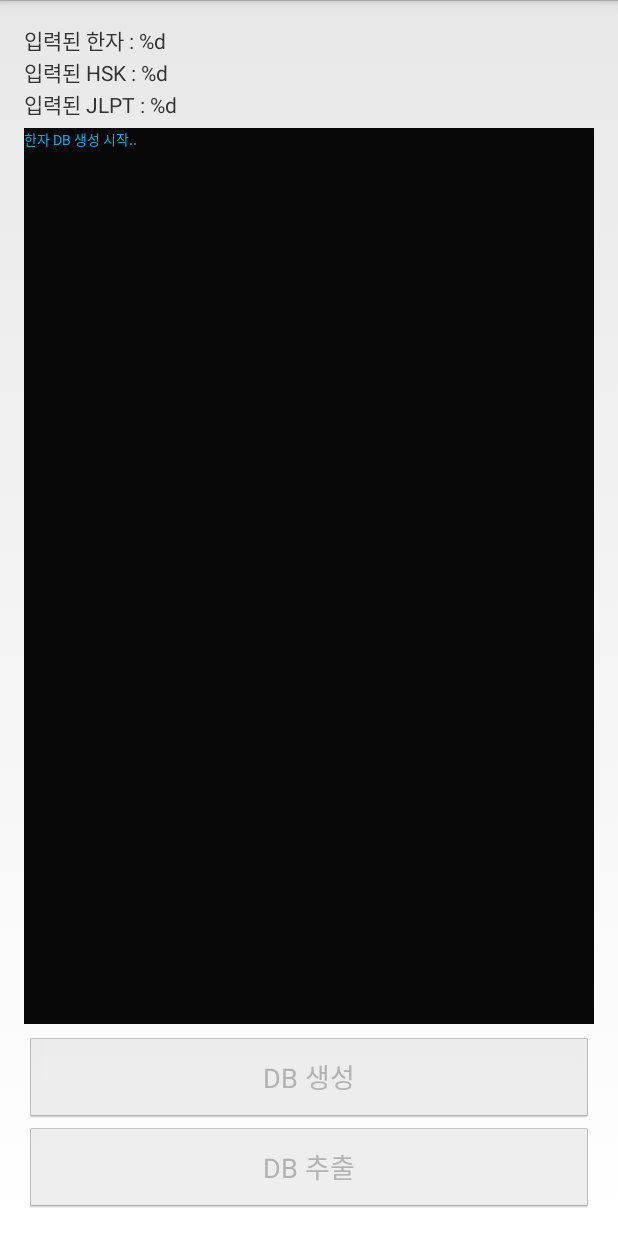
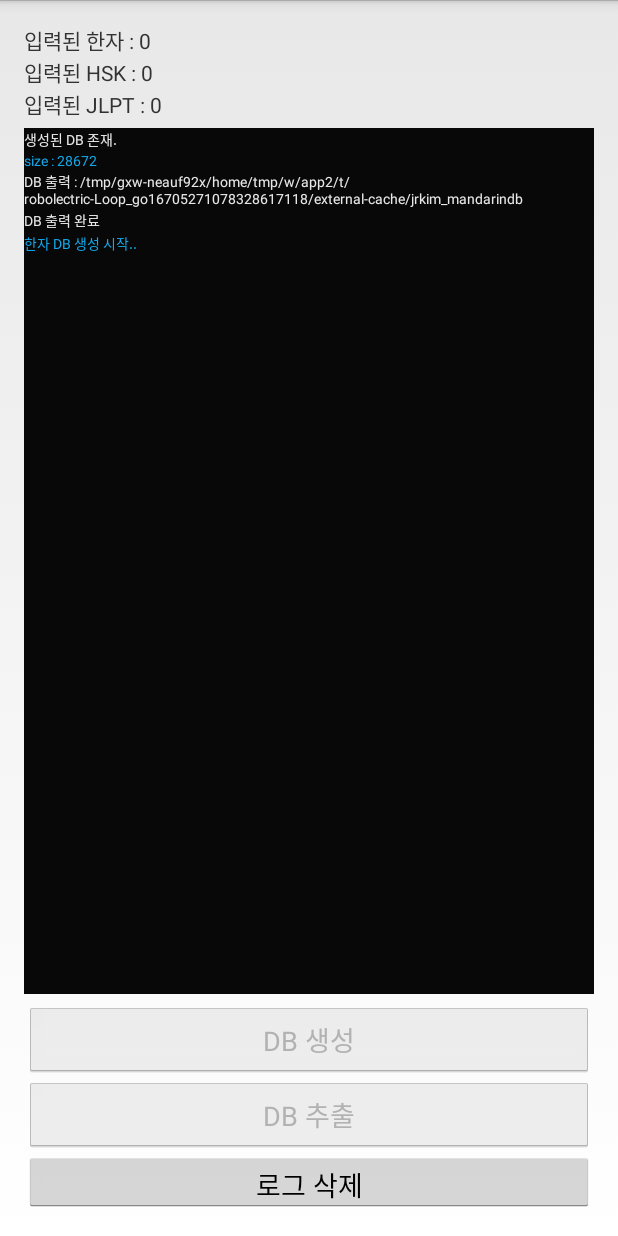
Before and after one commit to KimJinRyul/MandarinDB, an Android app: the screen it shows after launch (MainActivity), after a tap on "DB 생성", on a phone screen of 412 x 824 dp. Run offline under Robolectric (Android 15) with nearby library versions, the phone set to English and light mode, and no system bars; 2 other taps on this screen came first.

Commit message:
db 추출 및 로그 삭제 기능 추가
db 를 external storage로 추출 기능 및
화면상의 로그 삭제 기능 추

```diff
--- a/app/src/main/AndroidManifest.xml
+++ b/app/src/main/AndroidManifest.xml
@@ -1,6 +1,9 @@
 <?xml version="1.0" encoding="utf-8"?>
 <manifest xmlns:android="http://schemas.android.com/apk/res/android"
     package="jrkim.mandarindb" >
+
+    <uses-permission android:name="android.permission.READ_EXTERNAL_STORAGE" />
+    <uses-permission android:name="android.permission.WRITE_EXTERNAL_STORAGE" />
 
     <application
         android:allowBackup="true"
--- a/app/src/main/java/jrkim/mandarindb/DB/DBConsts.java
+++ b/app/src/main/java/jrkim/mandarindb/DB/DBConsts.java
@@ -66,6 +66,7 @@ public class DBConsts {
                     _TESTED + " text not null, " +
                     _ANSWERED + " text not null);";
 
+    /*
     // table for User Custom Hanja Dictionary
     public final static String _TABLE_USERMANDARIN = "_table_usermandarin";
     public final static String _CREATE_USERMANDARIN =
@@ -102,4 +103,5 @@ public class DBConsts {
                     _LEARNING + " integer not null, " +
                     _TESTED + " text not null, " +
                     _ANSWERED + " text not null);";
+    */
 }
--- a/app/src/main/java/jrkim/mandarindb/DB/DBManager.java
+++ b/app/src/main/java/jrkim/mandarindb/DB/DBManager.java
@@ -25,9 +25,7 @@ public class DBManager {
     public final static int TABLE_MANDARIN      = 1;
     public final static int TABLE_CHINESE       = 2;
     public final static int TABLE_JAPANESE      = 3;
-    public final static int TABLE_USERMANDARIN  = 4;
-    public final static int TABLE_USERCHINESE   = 5;
-    public final static int TABLE_USERJAPANESE  = 6;
+
 
     // 검색
     public final static int TYPE_GANJA          = 10;   // 간자체
@@ -48,9 +46,6 @@ public class DBManager {
             db.execSQL(DBConsts._CREATE_MANDARIN);
             db.execSQL(DBConsts._CREATE_CHINESE);
             db.execSQL(DBConsts._CREATE_JAPANESE);
-            db.execSQL(DBConsts._CREATE_USERMANDARIN);
-            db.execSQL(DBConsts._CREATE_USERCHINESE);
-            db.execSQL(DBConsts._CREATE_USERJAPANESE);
         }
 
         @Override
@@ -58,9 +53,6 @@ public class DBManager {
             db.execSQL("DROP TABLE IF EXIST " + DBConsts._TABLE_MANDARIN);
             db.execSQL("DROP TABLE IF EXIST " + DBConsts._CREATE_CHINESE);
             db.execSQL("DROP TABLE IF EXIST " + DBConsts._CREATE_JAPANESE);
-            db.execSQL("DROP TABLE IF EXIST " + DBConsts._CREATE_USERMANDARIN);
-            db.execSQL("DROP TABLE IF EXIST " + DBConsts._CREATE_USERCHINESE);
-            db.execSQL("DROP TABLE IF EXIST " + DBConsts._CREATE_USERJAPANESE);
             onCreate(db);
         }
     }
@@ -96,9 +88,6 @@ public class DBManager {
             case TABLE_MANDARIN:        strTableName = DBConsts._TABLE_MANDARIN;        break;
             case TABLE_CHINESE:         strTableName = DBConsts._TABLE_CHINESE;         break;
             case TABLE_JAPANESE:        strTableName = DBConsts._TABLE_JAPANESE;        break;
-            case TABLE_USERMANDARIN:    strTableName = DBConsts._TABLE_USERMANDARIN;    break;
-            case TABLE_USERCHINESE:     strTableName = DBConsts._TABLE_USERCHINESE;     break;
-            case TABLE_USERJAPANESE:    strTableName = DBConsts._TABLE_JAPANESE;        break;
         }
         return strTableName;
     }
--- a/app/src/main/java/jrkim/mandarindb/MainActivity.java
+++ b/app/src/main/java/jrkim/mandarindb/MainActivity.java
@@ -2,14 +2,17 @@ package jrkim.mandarindb;
 
 import android.app.Activity;
 import android.os.Bundle;
+import android.os.Environment;
 import android.os.Handler;
 import android.os.Message;
 import android.view.View;
 import android.widget.ListView;
-import android.widget.Toast;
+import android.widget.TextView;
 
 import java.io.BufferedReader;
 import java.io.File;
+import java.io.FileInputStream;
+import java.io.FileOutputStream;
 import java.io.InputStreamReader;
 import java.lang.ref.WeakReference;
 import java.util.ArrayList;
@@ -51,6 +54,7 @@ public class MainActivity extends Activity implements View.OnClickListener{
             case MESSAGE_COMPLETE:
             findViewById(R.id.btnMakeDB).setEnabled(true);
             findViewById(R.id.btnGetDB).setEnabled(true);
+            updateText();
             break;
             case MESSAGE_LOG:
                 mLogs.add(new LogInfo((String) msg.obj, msg.arg1));
@@ -69,21 +73,71 @@ public class MainActivity extends Activity implements View.OnClickListener{
 
         findViewById(R.id.btnMakeDB).setOnClickListener(this);
         findViewById(R.id.btnGetDB).setOnClickListener(this);
+        findViewById(R.id.btnDeleteLog).setOnClickListener(this);
 
         mListView = (ListView)findViewById(R.id.lvLogs);
         mAdapter = new LogAdapter(getApplicationContext(), mLogs);
         mListView.setAdapter(mAdapter);
+
+        updateText();
+    }
+
+    private void updateText() {
+        DBManager db = DBManager.getInstance(this);
+        db.open();
+
+        int mandarinCnt = db.getAll(DBManager.TABLE_MANDARIN).getCount();
+        int chineseCnt = db.getAll(DBManager.TABLE_CHINESE).getCount();
+        int japaneseCnt = db.getAll(DBManager.TABLE_JAPANESE).getCount();
+
+        ((TextView)findViewById(R.id.tvHanjaCnt)).setText(String.format(getString(R.string.HANJA_CNT), mandarinCnt));
+        ((TextView)findViewById(R.id.tvChineseCnt)).setText(String.format(getString(R.string.HSK_CNT), chineseCnt));
+        ((TextView)findViewById(R.id.tvJapaneseCnt)).setText(String.format(getString(R.string.JLPT_CNT), japaneseCnt));
     }
 
     @Override
     public void onClick(View view) {
         switch(view.getId()) {
+            case R.id.btnDeleteLog:
+                mLogs.clear();
+                mAdapter.notifyDataSetChanged();
+                break;
             case R.id.btnMakeDB:
                 makeNewDB();
                 break;
             case R.id.btnGetDB:
-                Toast.makeText(this, "GET DB", Toast.LENGTH_SHORT).show();
-                break;
+                try {
+                    File dbFile = getDatabasePath(DBConsts.DB_NAME);
+                    if (dbFile.exists()) {
+                        mHandler.sendMessage(mHandler.obtainMessage(MESSAGE_LOG, LogInfo.TYPE_DEFAULT, 0, "생성된 DB 존재."));
+                        mHandler.sendMessage(mHandler.obtainMessage(MESSAGE_LOG, LogInfo.TYPE_INFORMATION, 0, "size : " + dbFile.length()));
+
+                        File fDir = Environment.getExternalStorageDirectory();
+                        File outputDB = new File(fDir.getAbsolutePath() + "/" + DBConsts.DB_NAME);
+                        if(!outputDB.exists())
+                            outputDB.createNewFile();
+
+                        mHandler.sendMessage(mHandler.obtainMessage(MESSAGE_LOG, LogInfo.TYPE_DEFAULT, 0, "DB 출력 : " + outputDB.getPath()));
+
+                        FileInputStream fis = new FileInputStream(dbFile);
+                        FileOutputStream fos = new FileOutputStream(outputDB);
+                        byte [] buffer = new byte[1024];
+                        int read = 0;
+                        while((read = fis.read(buffer)) > 0) {
+                            fos.write(buffer, 0, read);
+                        }
+
+                        fis.close();
+                        fos.close();
+                        mHandler.sendMessage(mHandler.obtainMessage(MESSAGE_LOG, LogInfo.TYPE_DEFAULT, 0, "DB 출력 완료"));
+
+                    } else {
+                        mHandler.sendMessage(mHandler.obtainMessage(MESSAGE_LOG, LogInfo.TYPE_ERROR, 0, "생성된 DB가 없음."));
+                    }
+                    break;
+                } catch (Exception e) {
+                    e.printStackTrace();
+                }
         }
     }
 
--- a/app/src/main/res/layout/activity_main.xml
+++ b/app/src/main/res/layout/activity_main.xml
@@ -14,30 +14,37 @@
             android:id="@+id/tvHanjaCnt"
             android:layout_width="wrap_content"
             android:layout_height="wrap_content"
-            android:text="입력된 한자 : %d" />
+            android:text="@string/HANJA_CNT" />
         <TextView
             android:id="@+id/tvChineseCnt"
             android:layout_width="wrap_content"
             android:layout_height="wrap_content"
-            android:text="입력된 HSK : %d"/>
+            android:text="@string/HSK_CNT"/>
         <TextView
             android:id="@+id/tvJapaneseCnt"
             android:layout_width="wrap_content"
             android:layout_height="wrap_content"
-            android:text="입력된 JLPT : %d"/>
+            android:text="@string/JLPT_CNT"/>
     </LinearLayout>
+
+    <Button
+        android:id="@+id/btnDeleteLog"
+        android:layout_width="match_parent"
+        android:layout_height="40dp"
+        android:layout_alignParentBottom="true"
+        android:text="로그 삭제" />
 
     <Button
         android:id="@+id/btnGetDB"
         android:layout_width="match_parent"
-        android:layout_height="60dp"
-        android:layout_alignParentBottom="true"
+        android:layout_height="50dp"
+        android:layout_above="@id/btnDeleteLog"
         android:text="DB 추출" />
 
     <Button
         android:id="@+id/btnMakeDB"
         android:layout_width="match_parent"
-        android:layout_height="60dp"
+        android:layout_height="50dp"
         android:layout_above="@id/btnGetDB"
         android:text="DB 생성"/>
 
--- a/app/src/main/res/values/strings.xml
+++ b/app/src/main/res/values/strings.xml
@@ -3,4 +3,8 @@
 
     <string name="hello_world">Hello world!</string>
     <string name="action_settings">Settings</string>
+
+    <string name="HANJA_CNT">입력된 한자 : %d</string>
+    <string name="HSK_CNT">입력된 HSK : %d</string>
+    <string name="JLPT_CNT">입력된 JLPT : %d</string>
 </resources>
```
